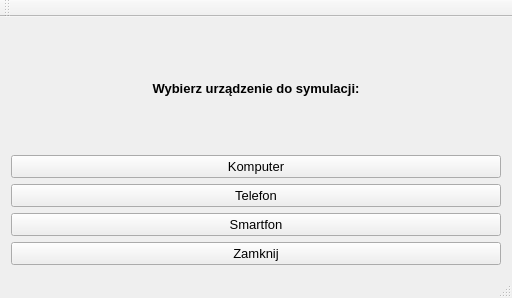
Above: wyborurzadzen.ui from AKolodz/PROE before the change. Below: the same form after it.
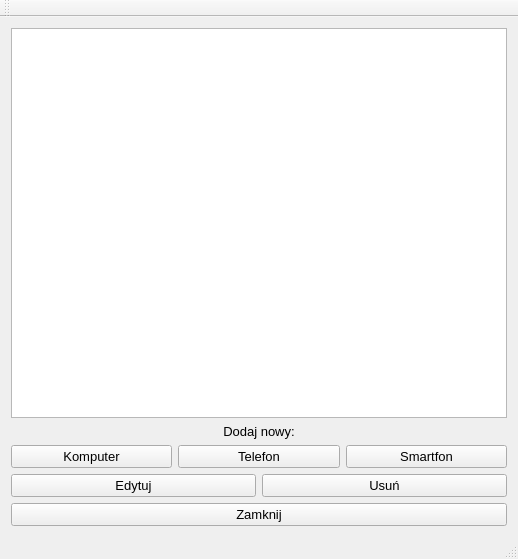
That is the form after the change.

The edit to the form file:
```diff
--- a/wyborurzadzen.ui
+++ b/wyborurzadzen.ui
@@ -6,8 +6,8 @@
    <rect>
     <x>0</x>
     <y>0</y>
-    <width>512</width>
-    <height>298</height>
+    <width>518</width>
+    <height>559</height>
    </rect>
   </property>
   <property name="font">
@@ -23,16 +23,14 @@
     <item row="0" column="0">
      <layout class="QVBoxLayout" name="verticalLayout">
       <item>
+       <layout class="QVBoxLayout" name="verticalLayout_2">
+        <item>
+         <widget class="QListWidget" name="lista_urzadzen"/>
+        </item>
+        <item>
        <widget class="QLabel" name="label">
-        <property name="font">
-         <font>
-          <pointsize>10</pointsize>
-          <weight>75</weight>
-          <bold>true</bold>
-         </font>
-        </property>
         <property name="text">
-         <string>Wybierz urządzenie do symulacji:</string>
+           <string>Dodaj nowy:</string>
         </property>
         <property name="alignment">
          <set>Qt::AlignCenter</set>
@@ -40,6 +38,8 @@
        </widget>
       </item>
       <item>
+         <layout class="QHBoxLayout" name="horizontalLayout">
+          <item>
        <widget class="QPushButton" name="Komputer">
         <property name="font">
          <font>
@@ -75,6 +75,26 @@
         </property>
        </widget>
       </item>
+         </layout>
+        </item>
+        <item>
+         <layout class="QHBoxLayout" name="horizontalLayout_2">
+          <item>
+           <widget class="QPushButton" name="edytuj">
+            <property name="text">
+             <string>Edytuj</string>
+            </property>
+           </widget>
+          </item>
+          <item>
+           <widget class="QPushButton" name="usun">
+            <property name="text">
+             <string>Usuń</string>
+            </property>
+           </widget>
+          </item>
+         </layout>
+        </item>
       <item>
        <widget class="QPushButton" name="zamknij">
         <property name="text">
@@ -85,13 +105,15 @@
      </layout>
     </item>
    </layout>
+    </item>
+   </layout>
   </widget>
   <widget class="QMenuBar" name="menuBar">
    <property name="geometry">
     <rect>
      <x>0</x>
      <y>0</y>
-     <width>512</width>
+     <width>518</width>
      <height>26</height>
     </rect>
    </property>
```
Left out of the diff: 33 changed lines with no effect on the pictures. Lines whose indentation alone changed are shown as unchanged.
